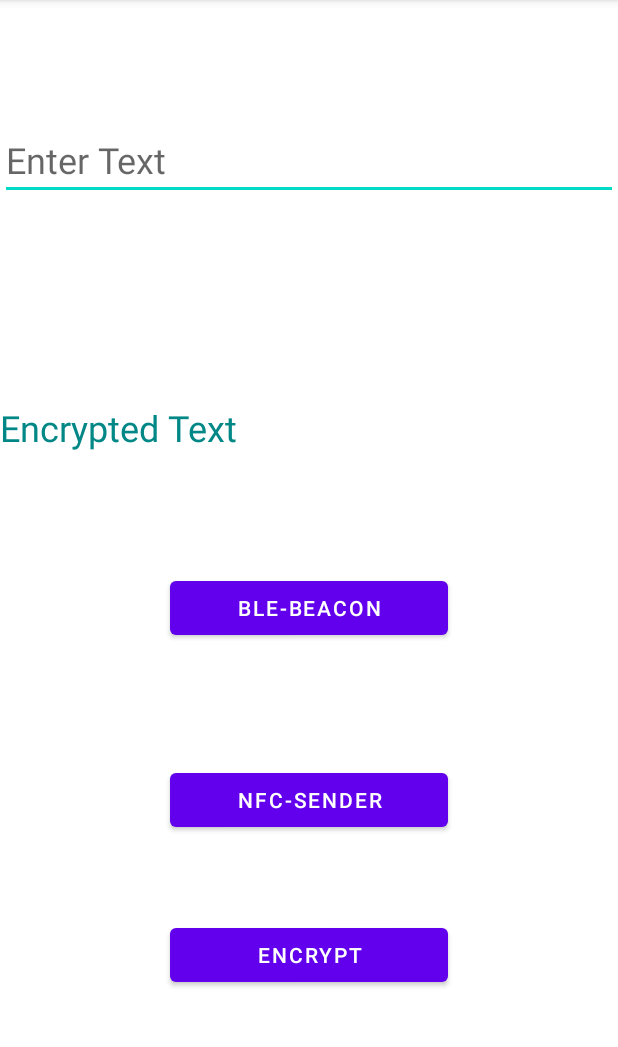
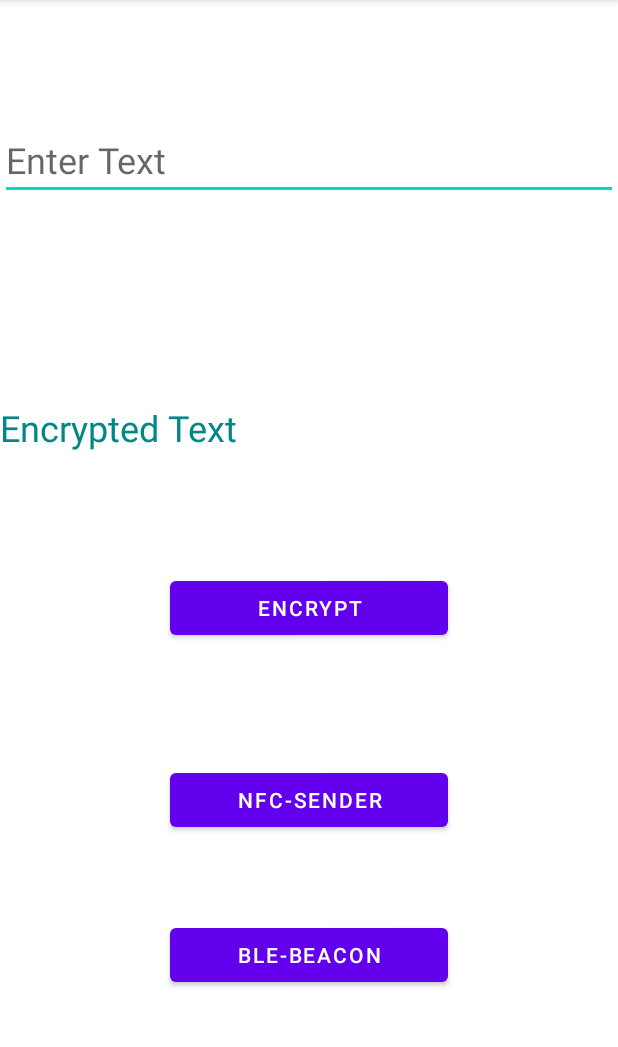
Before and after one commit to Ranawatt/BLE-NFC, an Android app: the screen it shows after launch (ServerActivity), on a phone screen of 412 x 824 dp, the part 84-1131 px from its top. Run offline under Robolectric (Android 15) with nearby library versions, the phone set to English and light mode, and no system bars.

```diff
--- a/app/src/main/java/com/example/ble_nfc/fragment/ScannerFragment.java
+++ b/app/src/main/java/com/example/ble_nfc/fragment/ScannerFragment.java
@@ -34,7 +34,7 @@ public class ScannerFragment extends ListFragment {
 
     private static final String TAG = ScannerFragment.class.getSimpleName();
     // Stops scanning after 5 seconds.
-    private static final long SCAN_PERIOD = 5000;
+    private static final long SCAN_PERIOD = 3000;
 
     private BluetoothAdapter mBluetoothAdapter;
     private BluetoothLeScanner mBluetoothLeScanner;
--- a/app/src/main/java/com/example/ble_nfc/server/ServerActivity.java
+++ b/app/src/main/java/com/example/ble_nfc/server/ServerActivity.java
@@ -28,8 +28,6 @@ import com.example.ble_nfc.util.Constant;
 import static com.example.ble_nfc.util.Utils.READER_FLAGS;
 
 public class ServerActivity extends AppCompatActivity implements View.OnClickListener {
-
-    private static String secretKey = "60CA0C1AC45776EF7C42C958F2A009107348D0F3B858F32691B3EABF3DC5B2FF";
 
     private EditText etValue;
     private TextView tvEncrypt;
@@ -69,7 +67,7 @@ public class ServerActivity extends AppCompatActivity implements View.OnClickLis
 
         if (v.getId() == R.id.button_encrypt){
             String originalStr = etValue.getText().toString().trim();
-            String encryptedString = AES.encrypt(originalStr, secretKey) ;
+            String encryptedString = AES.encrypt(originalStr, Constant.secretKey) ;
             tvEncrypt.setText(encryptedString);
             Constant.ENCRYPTED_STRING = encryptedString;
         }
--- a/app/src/main/java/com/example/ble_nfc/util/Constant.java
+++ b/app/src/main/java/com/example/ble_nfc/util/Constant.java
@@ -9,6 +9,7 @@ public class Constant {
     public static final ParcelUuid Service_UUID = ParcelUuid
             .fromString("0000b81d-0000-1000-8000-00805f9b34fb");
 
+    public static String secretKey = "60CA0C1AC45776EF7C42C958F2A009107348D0F3B858F32691B3EABF3DC5B2FF";
     public static final int REQUEST_ENABLE_BT = 1;
 
     public static String ENCRYPTED_STRING = "";
--- a/app/src/main/res/layout/activity_server.xml
+++ b/app/src/main/res/layout/activity_server.xml
@@ -35,10 +35,10 @@
         app:layout_constraintTop_toBottomOf="@+id/et_value" />
 
     <Button
-        android:id="@+id/button_ble"
+        android:id="@+id/button_encrypt"
         android:layout_width="@dimen/dimen_185"
         android:layout_height="wrap_content"
-        android:text="@string/button_ble"
+        android:text="@string/btn_encrypt"
         android:layout_marginTop="@dimen/dimen_80"
         app:layout_constraintEnd_toEndOf="parent"
         app:layout_constraintStart_toStartOf="parent"
@@ -52,14 +52,14 @@
         android:text="@string/button_nfc"
         app:layout_constraintEnd_toEndOf="parent"
         app:layout_constraintStart_toStartOf="parent"
-        app:layout_constraintTop_toBottomOf="@+id/button_ble" />
+        app:layout_constraintTop_toBottomOf="@+id/button_encrypt" />
 
 
     <Button
-        android:id="@+id/button_encrypt"
+        android:id="@+id/button_ble"
         android:layout_width="@dimen/dimen_185"
         android:layout_height="wrap_content"
-        android:text="@string/btn_encrypt"
+        android:text="@string/button_ble"
         app:layout_constraintBottom_toBottomOf="parent"
         app:layout_constraintEnd_toEndOf="parent"
         app:layout_constraintStart_toStartOf="parent"
```
Also changed, not shown: app/src/main/java/com/example/ble_nfc/client/ClientActivity.java (+3 -16 lines).
